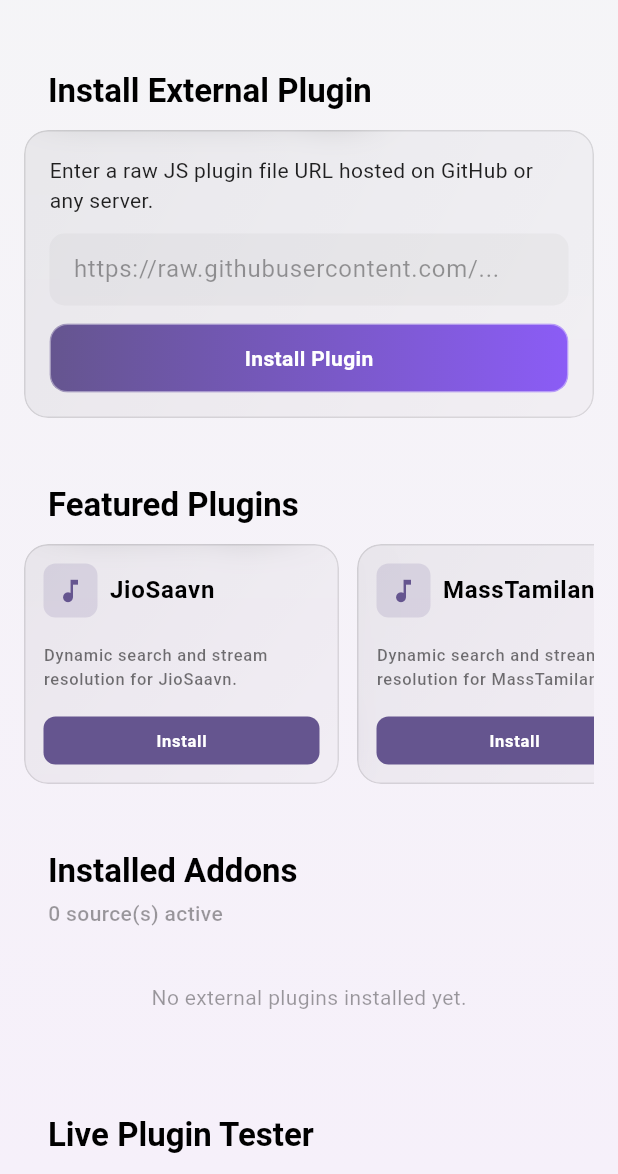
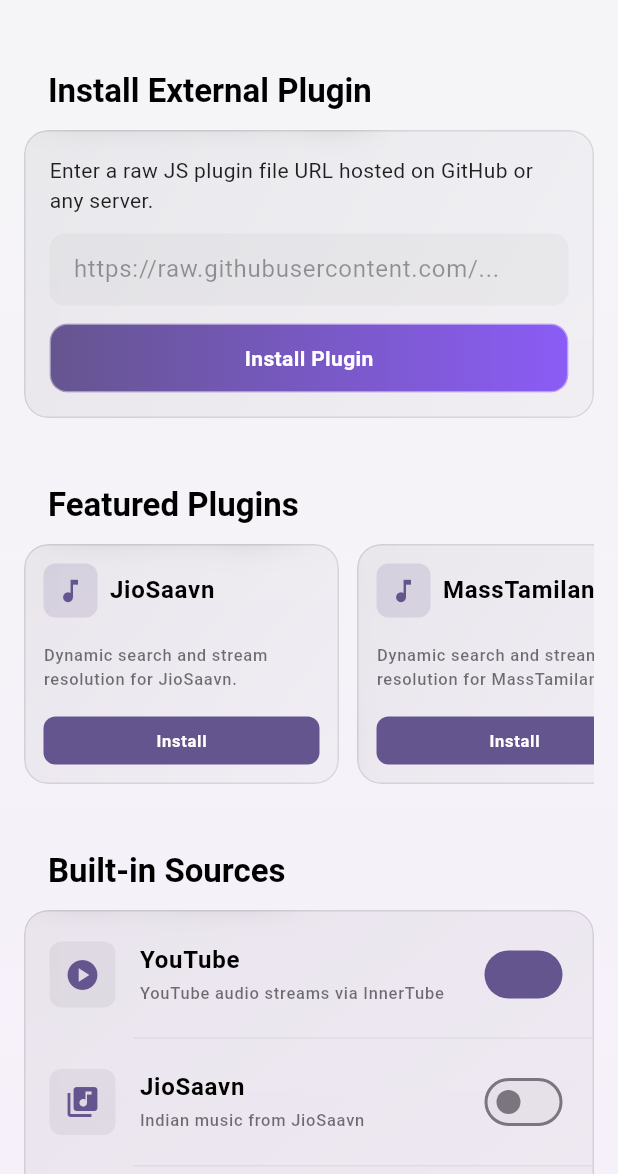
Before and after one commit to Abinanthankv/Isai, a Flutter app: the PluginManagementScreen screen opened directly, on a phone screen of 412 x 824 dp, the part 62-1236 px from its top. Run offline on Flutter 3.47's test engine with Material 3 defaults, Android fonts, the light colour scheme and no system bars; drawn by our look-alikes of dynamic_color; our stand-ins replace audio_service, cached_network_image, connectivity_plus, dio, drift, file_picker and 13 more; missing offline and left inert: audio_decoder, audio_session, audiotags, flutter_displaymode, flutter_js, just_audio_media_kit and 6 more; accounts and stored records are empty; generated files the repository leaves out were written again; network calls fail; Roboto replaces fonts that are missing (Roboto Flex).

Commit message:
feat: show built-in scraper toggles in Addon Manager
- Added 'Built-in Sources' section to plugin_management_screen.dart
- Each built-in scraper (YouTube, JioSaavn, SoundCloud, Tidal, Internet Archive, MassTamilan) now has a toggle switch in the addon manager
- Wired toggles to existing SettingsNotifier setXScraperEnabled() methods

```diff
--- a/lib/features/settings/presentation/plugin_management_screen.dart
+++ b/lib/features/settings/presentation/plugin_management_screen.dart
@@ -369,6 +369,60 @@
 
             const SizedBox(height: 20),
 
+            // Built-in Sources
+            AppleMusicSectionHeader(title: 'Built-in Sources'),
+            GlassCard(
+              padding: EdgeInsets.zero,
+              child: Column(
+                children: [
+                  _BuiltInSourceTile(
+                    icon: Icons.play_circle,
+                    name: 'YouTube',
+                    description: 'YouTube audio streams via InnerTube',
+                    enabled: ref.watch(settingsProvider).enableYouTubeScraper,
+                    onToggle: (val) => ref.read(settingsProvider.notifier).setYouTubeScraperEnabled(val),
+                  ),
+                  _BuiltInSourceTile(
+                    icon: Icons.library_music,
+                    name: 'JioSaavn',
+                    description: 'Indian music from JioSaavn',
+                    enabled: ref.watch(settingsProvider).enableJioSaavnScraper,
+                    onToggle: (val) => ref.read(settingsProvider.notifier).setJioSaavnScraperEnabled(val),
+                  ),
+                  _BuiltInSourceTile(
+                    icon: Icons.cloud,
+                    name: 'SoundCloud',
+                    description: 'Independent music from SoundCloud',
+                    enabled: ref.watch(settingsProvider).enableSoundcloudScraper,
+                    onToggle: (val) => ref.read(settingsProvider.notifier).setSoundcloudScraperEnabled(val),
+                  ),
+                  _BuiltInSourceTile(
+                    icon: Icons.music_video,
+                    name: 'Tidal',
+                    description: 'High-quality Tidal music via squid proxy',
+                    enabled: ref.watch(settingsProvider).enableTidalScraper,
+                    onToggle: (val) => ref.read(settingsProvider.notifier).setTidalScraperEnabled(val),
+                  ),
+                  _BuiltInSourceTile(
+                    icon: Icons.archive,
+                    name: 'Internet Archive',
+                    description: 'Free public domain music from archive.org',
+                    enabled: ref.watch(settingsProvider).enableArchiveScraper,
+                    onToggle: (val) => ref.read(settingsProvider.notifier).setArchiveScraperEnabled(val),
+                  ),
+                  _BuiltInSourceTile(
+                    icon: Icons.language,
+                    name: 'MassTamilan',
+                    description: 'Tamil and regional music from masstamilan',
+                    enabled: ref.watch(settingsProvider).enableMassTamilanScraper,
+                    onToggle: (val) => ref.read(settingsProvider.notifier).setMassTamilanScraperEnabled(val),
+                  ),
+                ],
+              ),
+            ),
+
+            const SizedBox(height: 20),
+
             // Installed Plugins List
             AppleMusicSectionHeader(
               title: 'Installed Addons',
@@ -678,3 +732,56 @@
     );
   }
 }
+
+class _BuiltInSourceTile extends StatelessWidget {
+  final IconData icon;
+  final String name;
+  final String description;
+  final bool enabled;
+  final ValueChanged<bool> onToggle;
+
+  const _BuiltInSourceTile({
+    required this.icon,
+    required this.name,
+    required this.description,
+    required this.enabled,
+    required this.onToggle,
+  });
+
+  @override
+  Widget build(BuildContext context) {
+    final isDark = Theme.of(context).brightness == Brightness.dark;
+    return Column(
+      children: [
+        ListTile(
+          contentPadding: const EdgeInsets.symmetric(horizontal: 16, vertical: 6),
+          leading: Container(
+            width: 44,
+            height: 44,
+            decoration: BoxDecoration(
+              color: isDark ? Colors.white10 : Colors.black.withOpacity(0.05),
+              borderRadius: BorderRadius.circular(8),
+            ),
+            child: Icon(icon, color: Theme.of(context).colorScheme.primary),
+          ),
+          title: Text(
+            name,
+            style: TextStyle(color: isDark ? Colors.white : Colors.black, fontWeight: FontWeight.bold),
+          ),
+          subtitle: Text(
+            description,
+            style: Theme.of(context).textTheme.labelSmall?.copyWith(color: isDark ? Colors.white54 : Colors.black54),
+            maxLines: 2,
+            overflow: TextOverflow.ellipsis,
+          ),
+          trailing: Switch(
+            value: enabled,
+            activeColor: Theme.of(context).colorScheme.primary,
+            onChanged: onToggle,
+          ),
+        ),
+        Divider(height: 1, indent: 72, color: isDark ? Colors.white10 : Colors.black.withOpacity(0.05)),
+      ],
+    );
+  }
+}
```
